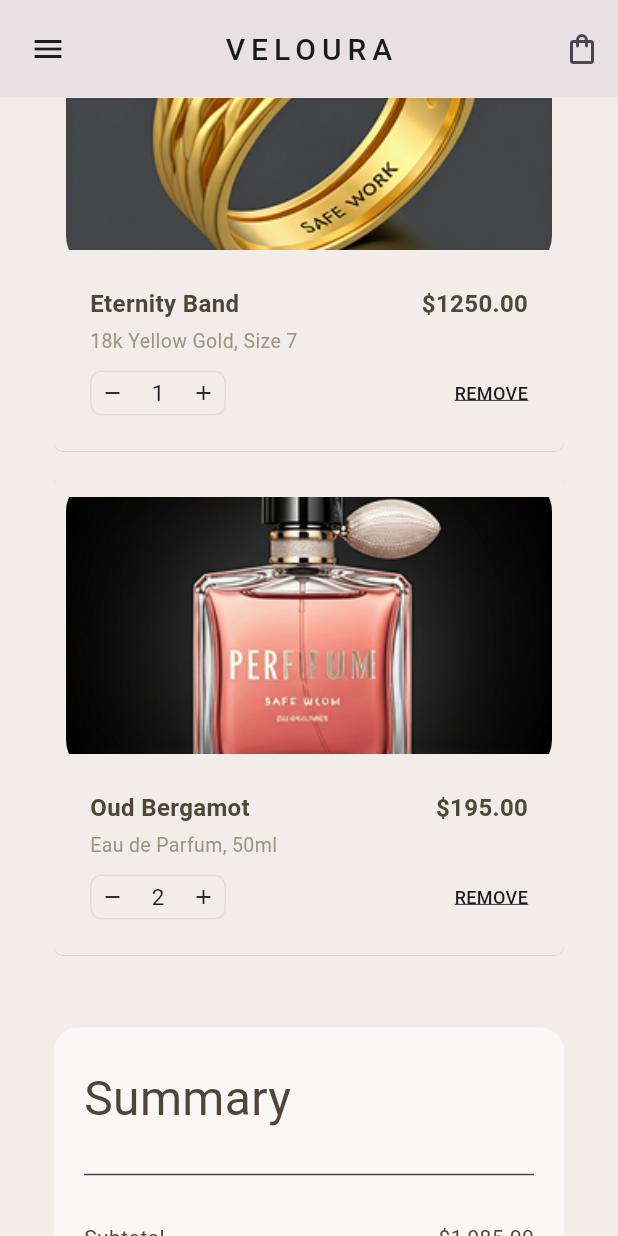
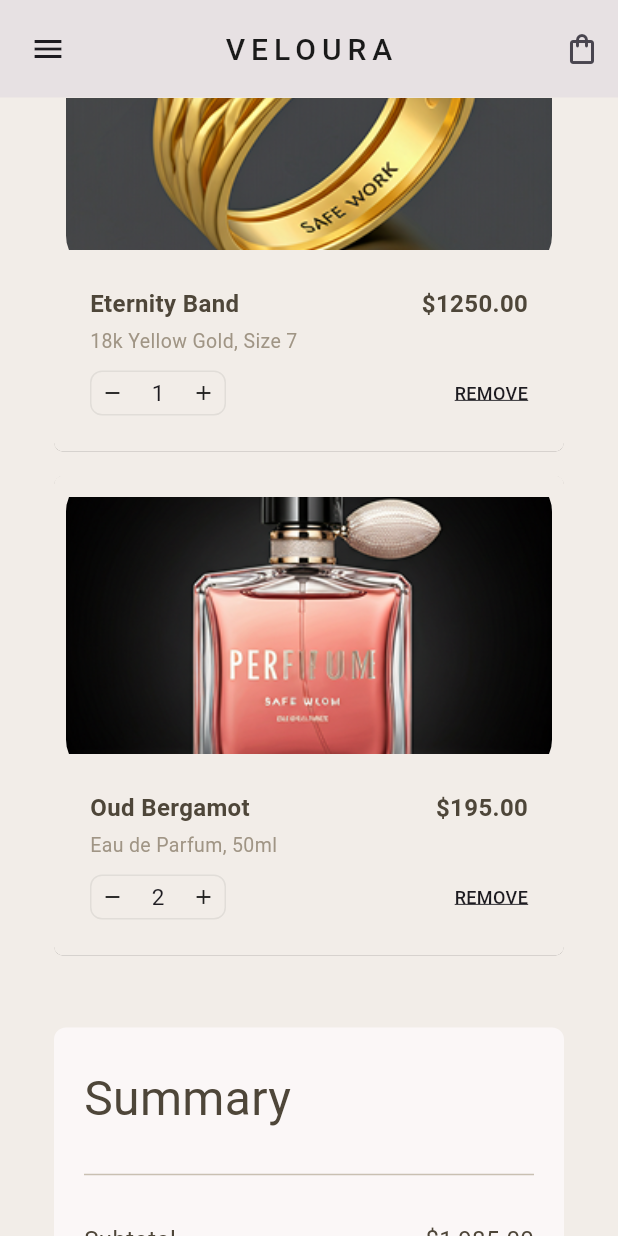
Before and after one commit to GhadaMakkeya/final_project, a Flutter app: the ShoppingCartScreen screen opened directly, scrolled down 576 dp, on a phone screen of 412 x 824 dp. Run offline on Flutter 3.47's test engine with Material 3 defaults, Android fonts, the phone set to English and light mode, and no system bars; our stand-ins replace flutter_native_splash, flutter_screenutil, google_fonts; Roboto replaces fonts that are missing (Georgia).

Commit message:
- edis on summary card in cart screen.

```diff
--- a/lib/features/cart/presentation/screens/shopping_cart_screen.dart
+++ b/lib/features/cart/presentation/screens/shopping_cart_screen.dart
@@ -121,13 +121,15 @@ class _ShoppingCartScreenState extends State<ShoppingCartScreen> {
                 },
               ),
               SizedBox(height: 40,),
-              Container(
+              Padding(
+                padding: const EdgeInsets.only(bottom: 50),
+                child: Container(
                   margin: EdgeInsets.symmetric(horizontal: 16),
                   width: double.infinity,
                   padding: EdgeInsets.fromLTRB(20, 24, 20, 32),
                   decoration: BoxDecoration(
                     color: Color.fromARGB(255, 251, 247, 247),
-                  borderRadius: BorderRadius.vertical(top: Radius.circular(16)),
+                    borderRadius: BorderRadius.circular(8)
                   ),
                   child: Column(
                     crossAxisAlignment: CrossAxisAlignment.start,
@@ -135,13 +137,14 @@ class _ShoppingCartScreenState extends State<ShoppingCartScreen> {
                       Text(
                         "Summary",
                         style: TextStyle(
+                          fontFamily: AppFontFamilies.georgia,
                           fontWeight: FontWeight.w400,
                           fontSize: 32,
                           color: Color(0xFF4E4639),
                         ),
                       ),
                       SizedBox(height: 16),
-                    Divider(height: 24, color: Color(0xFF4E4639)),
+                      Divider(height: 24, color: Color.fromARGB(255, 201, 192, 178)),
                       SizedBox(height: 16),
                       SummaryRow(label: "Subtotal", value: "\$1,985.00"),
                       SizedBox(height: 8),
@@ -149,7 +152,7 @@ class _ShoppingCartScreenState extends State<ShoppingCartScreen> {
                       SizedBox(height: 8),
                       SummaryRow(label: "Estimated Tax", value: "\$158.80"),
                       SizedBox(height: 16),
-                    Divider(height: 24, color: Color(0xFF4E4639)),
+                      Divider(height: 24, color: Color.fromARGB(255, 201, 192, 178)),
                       SizedBox(height: 16),
                       SummaryRow(
                         label: "Total",
@@ -187,6 +190,7 @@ class _ShoppingCartScreenState extends State<ShoppingCartScreen> {
                     ],
                   ),
                 ),
+              ),
             ],
           ),
         ),
--- a/lib/features/cart/presentation/widgets/summary_row.dart
+++ b/lib/features/cart/presentation/widgets/summary_row.dart
@@ -11,8 +11,8 @@ class SummaryRow extends StatelessWidget {
     required this.label,
     required this.value,
     this.isBold = false,
-    this.labelFontSize,
-    this.valueFontSize,
+    this.labelFontSize = 16,
+    this.valueFontSize = 16,
     this.fontFamily,
   });
 
```
Lines whose indentation alone changed are shown as unchanged.
